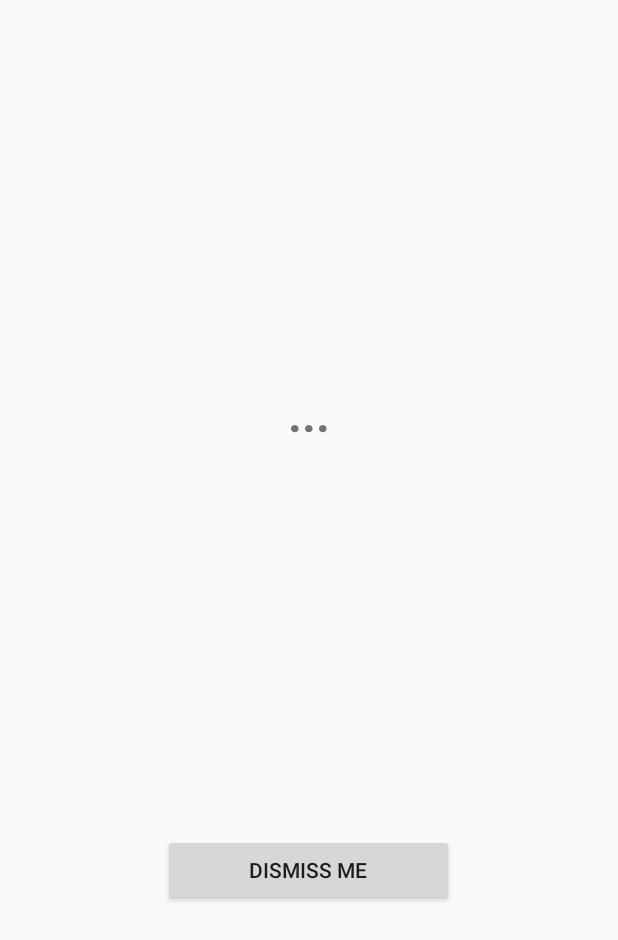
After one commit to GUNDUPOOJA/WeRemindYou, an Android app: the layout ringing.xml on its own in the app's theme, with its tools: preview values and no code run, on a phone screen of 412 x 824 dp. The commit adds this screen. Shown: the top 940 px of the screen. Run offline under Robolectric (Android 15) with nearby library versions, the phone set to English and light mode, and no system bars.

Commit message:
I have created a layout for ringing the alarm and started creating methods to ring the alarm.

```diff
--- a/app/src/main/java/com/example/weremindyou/EditActivity.java
+++ b/app/src/main/java/com/example/weremindyou/EditActivity.java
@@ -27,6 +27,8 @@ public class EditActivity extends AppCompatActivity {
     {
         Intent in = new Intent(this,MainActivity.class);
 //        setResult(RESULT_OK,in);
+
+
         startActivity(in);
       //  setContentView(R.layout.fragment_tasks);
 //        finish();
--- /dev/null
+++ b/app/src/main/res/layout/ringing.xml
@@ -0,0 +1,46 @@
+<?xml version="1.0" encoding="utf-8"?>
+<LinearLayout xmlns:android="http://schemas.android.com/apk/res/android"
+    android:orientation="vertical"
+    android:padding="4dip"
+    android:layout_width="fill_parent"
+    android:layout_height="fill_parent">
+
+    <TextView
+        android:id="@+id/name"
+        android:layout_weight="2"
+        android:layout_width="fill_parent"
+        android:layout_height="0sp"
+        android:gravity="center"
+        android:padding="8dip"
+        android:textSize="32dip"
+        android:textStyle="bold"
+        android:text="..." />
+
+    <LinearLayout xmlns:android="http://schemas.android.com/apk/res/android"
+        android:orientation="horizontal"
+        android:padding="8dip"
+        android:layout_weight="1"
+        android:layout_width="fill_parent"
+        android:layout_height="0sp">
+
+        <View
+            android:layout_weight="1"
+            android:layout_width="0sp"
+            android:layout_height="wrap_content" />
+
+        <Button
+            android:id="@+id/dismiss"
+            android:layout_weight="2"
+            android:layout_width="0sp"
+            android:layout_height="wrap_content"
+            android:text="Dismiss me"
+            android:onClick="onDismissClick" />
+
+        <View
+            android:layout_weight="1"
+            android:layout_width="0sp"
+            android:layout_height="wrap_content" />
+
+    </LinearLayout>
+
+</LinearLayout>
```
Also changed, not shown: app/src/main/java/com/example/weremindyou/Ringing.java (+51 -6 lines).
